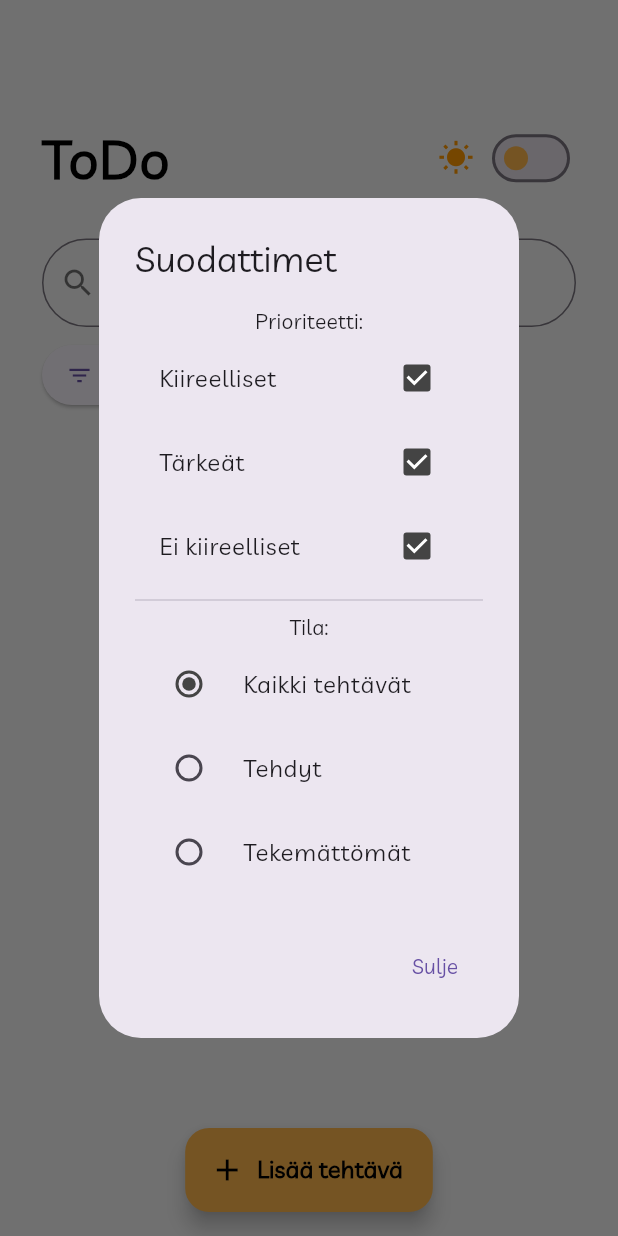
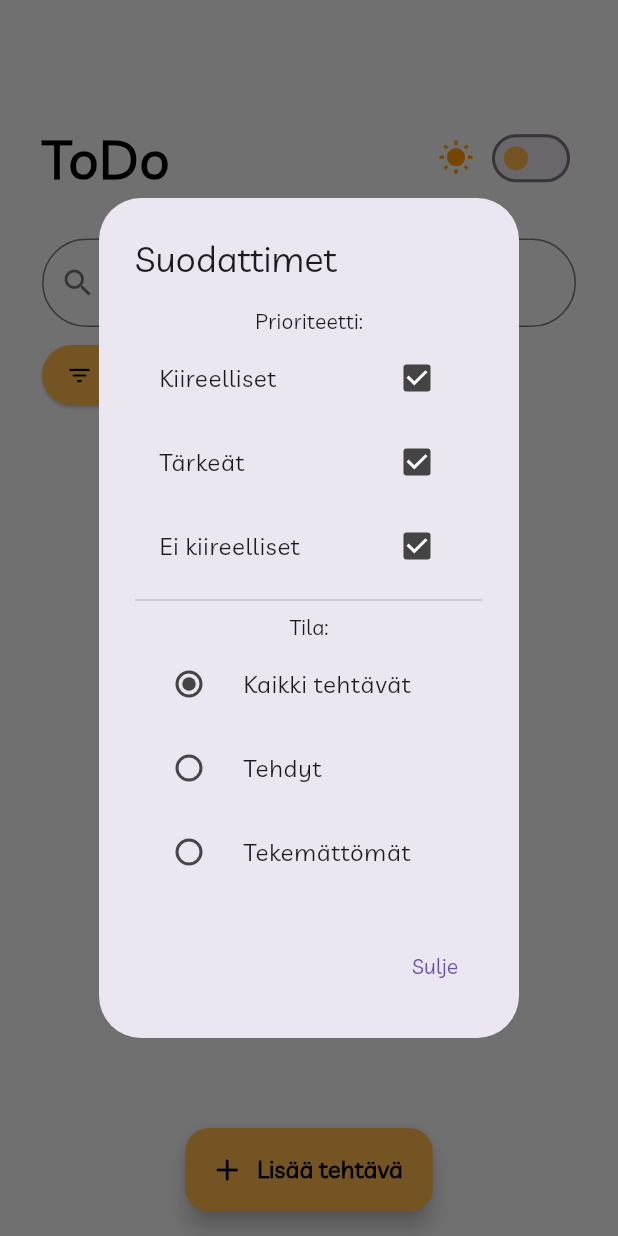
Before and after one commit to Dumbfinntales/RNMRT_MobiiliProjekti, a Flutter app: the screen it shows after launch, after a tap on "Suodattimet", on a phone screen of 412 x 824 dp. Run offline on Flutter 3.47's test engine with Material 3 defaults, Android fonts, the phone set to English and light mode, and no system bars; our stand-ins replace flutter_local_notifications, shared_preferences, timezone.

Commit message:
Kommentointia
Kommentteja + vähän tyylimuokkausta

```diff
--- a/lib/main.dart
+++ b/lib/main.dart
@@ -1,16 +1,16 @@
-import 'package:flutter/material.dart';
-import 'package:timezone/data/latest.dart' as tz;
-import 'notification_helper.dart';
+import 'package:flutter/material.dart'; // Flutterin widgetit
+import 'package:timezone/data/latest.dart' as tz; // Importataan timezone kirjasto
+import 'notification_helper.dart'; // Popup yrityksestä
 import 'ruudut/home_screen.dart'; // Importataan kotiruutu
 
 // Main.dartin tarkoitus on vain käynnistää sovellus ja näyttää kotiruutu
 void main() async {WidgetsFlutterBinding.ensureInitialized();
 
-tz.initializeTimeZones();
+tz.initializeTimeZones(); // Alustaa aikavyöhykkeet
 
-await NotificationHelper.initialize();
+await NotificationHelper.initialize(); // Alustaa notifikaatiot
 
-// iOS lupa
+// iOS lupa (Jos popup olisi toiminut)
 await NotificationHelper.requestIOSPermissions(); runApp(ToDoApp());} // Suorittaa sovelluksen
 
 // Rakentaa pääsovelluksen ja näyttää home screenin
--- a/lib/notification_helper.dart
+++ b/lib/notification_helper.dart
@@ -1,6 +1,8 @@
 import 'package:flutter_local_notifications/flutter_local_notifications.dart';
 import 'package:timezone/timezone.dart' as tz;
 
+// Tässä oli yritys tehdä sellainen popup-ilmoitus kun tehtävä on vanhentumassa
+// Mutta se ei oikein onnistunut, niin tässän on koodin jämät yrityksestä
 class NotificationHelper {
   static final FlutterLocalNotificationsPlugin flutterLocalNotificationsPlugin =
   FlutterLocalNotificationsPlugin();
--- a/lib/ruudut/add_task_screen.dart
+++ b/lib/ruudut/add_task_screen.dart
@@ -1,4 +1,4 @@
-import 'package:flutter/material.dart';
+import 'package:flutter/material.dart'; // Flutterin widgetit
 import 'package:intl/intl.dart'; // Kirjasto päivämäärän muotoiluun
 
 // Näytön luokka uuden tehtävän lisäämiseen tai olemassa olevan muokkaamiseen
@@ -8,7 +8,7 @@ class AddTaskScreen extends StatefulWidget {
   final String? alkuperainenPrioriteetti;  // Mahdollinen aiempi prioriteetti muokkauksessa
   final bool darkMode; // Seuraa darkModen muutosta homeScreenistä
 
-  AddTaskScreen({
+  AddTaskScreen({ // Muuttujat alkuperäiselle tehtävälle, päivämäärälle ja prioriteetille
     this.alkuperainenTehtava,
     this.alkuperainenPaivamaara,
     this.alkuperainenPrioriteetti,
@@ -105,7 +105,7 @@ class _AddTaskScreenState extends State<AddTaskScreen> {
           color: widget.darkMode ? Colors.white : Colors.black, // Takaisin-nuolen väri
         ),
         title: Text(widget.alkuperainenTehtava == null ? 'Lisää tehtävä' : 'Muokkaa tehtävää',
-          style: TextStyle( // Muuttaa otiskon värin riippuen moodista
+          style: TextStyle( // Muuttaa otsikon värin riippuen moodista
             color: widget.darkMode ? Colors.white : Colors.black
           ),
         ),
--- a/lib/ruudut/home_screen.dart
+++ b/lib/ruudut/home_screen.dart
@@ -1,4 +1,4 @@
-import 'package:flutter/material.dart';
+import 'package:flutter/material.dart'; // Flutterin widgetit
 import 'add_task_screen.dart'; // Tuodaan tehtävänlisäys-/muokkausnäyttö
 import 'package:shared_preferences/shared_preferences.dart'; // Tallennusta varten
 import 'dart:convert'; // JSON data muotoilua varten
@@ -316,7 +316,7 @@ class _HomeScreenState extends State<HomeScreen> {
                 TextField(
                   style: TextStyle(
                     fontSize: 18,
-                    color: _darkMode ? Colors.white : Colors.black, // <-- Muuttuu teeman mukaan
+                    color: _darkMode ? Colors.white : Colors.black, // Muuttuu moodin mukaan
                   ),
                   decoration: InputDecoration(
                     hintText: 'Hae',
@@ -355,6 +355,16 @@ class _HomeScreenState extends State<HomeScreen> {
                       onPressed: () => _showFilterDialog(),
                       icon: Icon(Icons.filter_list),
                       label: Text("Suodattimet"),
+                      style: ElevatedButton.styleFrom(
+                        iconColor: _darkMode ? Colors.white : Colors.black, // Ikonin väri riippuu moodista
+                        backgroundColor: _darkMode ? Colors.orange[900] : Colors.orange[300], // Napin väri riippuu moodista
+                        foregroundColor: _darkMode ? Colors.white : Colors.black, // Tekstin väri riippuu moodista
+                        textStyle: TextStyle(
+                          fontSize: 14,
+                          fontWeight: FontWeight.bold,
+                        ),
+                      ),
+
                     ),
                   ],
                 )
@@ -370,7 +380,7 @@ class _HomeScreenState extends State<HomeScreen> {
                 final task = filtered[index];
                 return Card(
                   margin: EdgeInsets.symmetric(horizontal: 28, vertical: 8),
-                   // Taskin väri vaihtuu vihertäväksi riippuen onko sitä painettu
+                  // Taskin väri vaihtuu vihertäväksi riippuen onko sitä painettu
                   // Korttien default taustaväri riippuu moodista
                   color: task['done'] ? Color(0xFF73E19F) : (_darkMode ? Colors.grey[600] : Colors.white),
                   child: ListTile(
@@ -431,8 +441,8 @@ class _HomeScreenState extends State<HomeScreen> {
       // Uuden tehtävän lisäys
       floatingActionButton: FloatingActionButton.extended(
         onPressed: _navigateAndAddTask,
-        icon: Icon(Icons.add, color: _darkMode ? Colors.white : Colors.black),
-        backgroundColor: _darkMode ? Colors.orange[900] : Colors.orange[300],
+        icon: Icon(Icons.add, color: _darkMode ? Colors.white : Colors.black), // Ikoni moodin mukaan
+        backgroundColor: _darkMode ? Colors.orange[900] : Colors.orange[300], // Väri riippuu moodista
         label: Text('Lisää tehtävä',
             style: TextStyle(color: _darkMode ? Colors.white : Colors.black, fontWeight: FontWeight.bold, fontSize: 16)),
       ),
```
Also changed, not shown: pubspec.lock.
